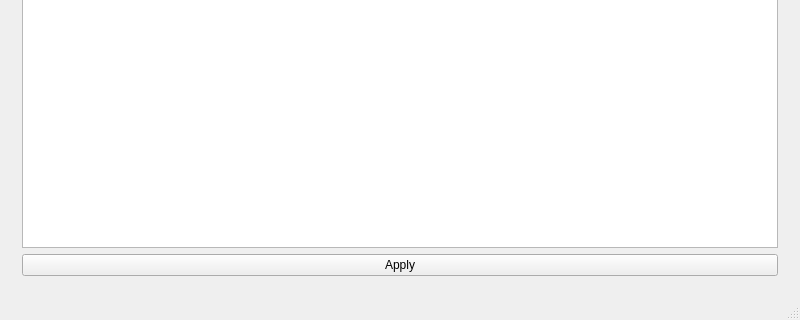
Old version of the form mainwindow.ui in the repository lliurex/lliurex-quota-gui; both pictures show x 0 to 800 and y 280 to 600 of the 800 by 600 pixel window.
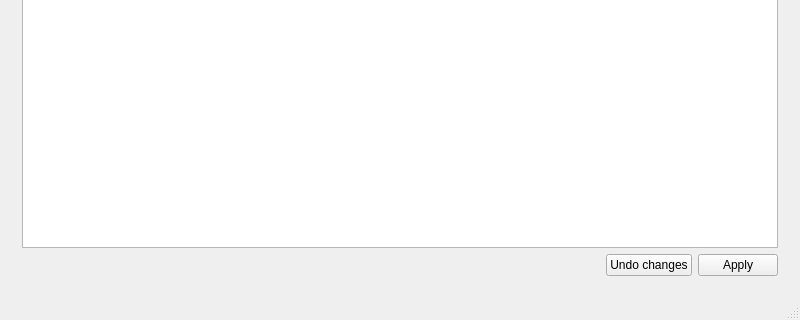
New version of the form. The open tabs and pages were chosen to show the change. Icons and pictures are not drawn.

Patch:
```diff
--- a/mainwindow.ui
+++ b/mainwindow.ui
@@ -321,12 +321,36 @@
           </item>
          </layout>
         </item>
-        <item row="2" column="0">
-         <widget class="QPushButton" name="applyButtonGroupTable">
-          <property name="text">
-           <string>Apply</string>
-          </property>
-         </widget>
+        <item row="3" column="0">
+         <layout class="QHBoxLayout" name="horizontalLayout_5">
+          <item>
+           <spacer name="horizontalSpacer_4">
+            <property name="orientation">
+             <enum>Qt::Horizontal</enum>
+            </property>
+            <property name="sizeHint" stdset="0">
+             <size>
+              <width>40</width>
+              <height>20</height>
+             </size>
+            </property>
+           </spacer>
+          </item>
+          <item>
+           <widget class="QPushButton" name="undoChangesButtonGroupTable">
+            <property name="text">
+             <string>Undo changes</string>
+            </property>
+           </widget>
+          </item>
+          <item>
+           <widget class="QPushButton" name="applyButtonGroupTable">
+            <property name="text">
+             <string>Apply</string>
+            </property>
+           </widget>
+          </item>
+         </layout>
         </item>
        </layout>
       </widget>
```
Left out of the diff: 85 changed lines with no effect on the pictures.
